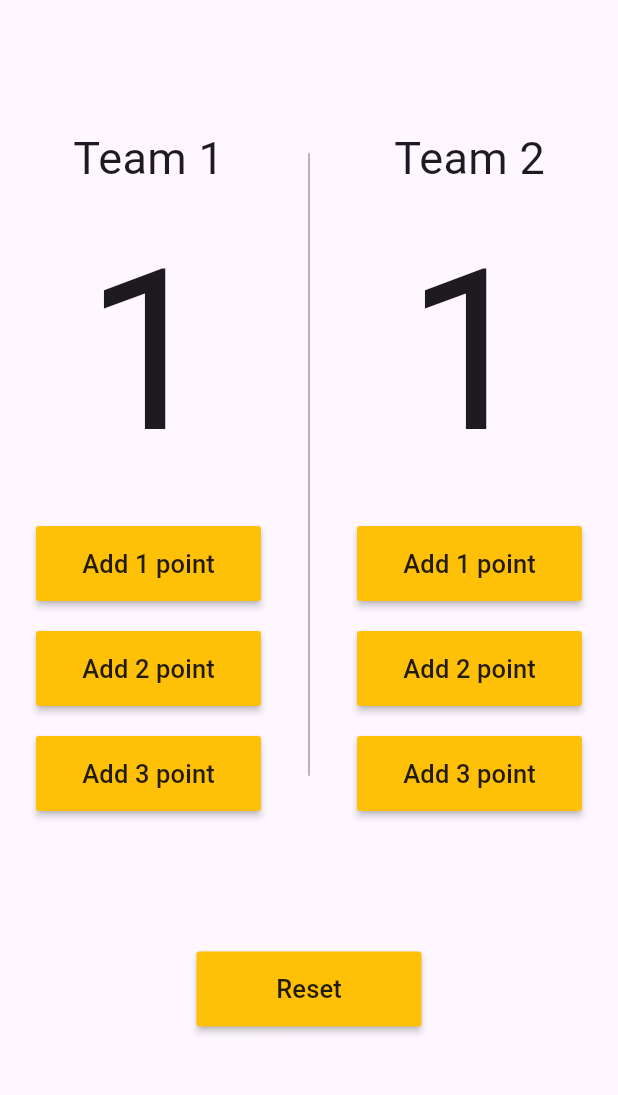
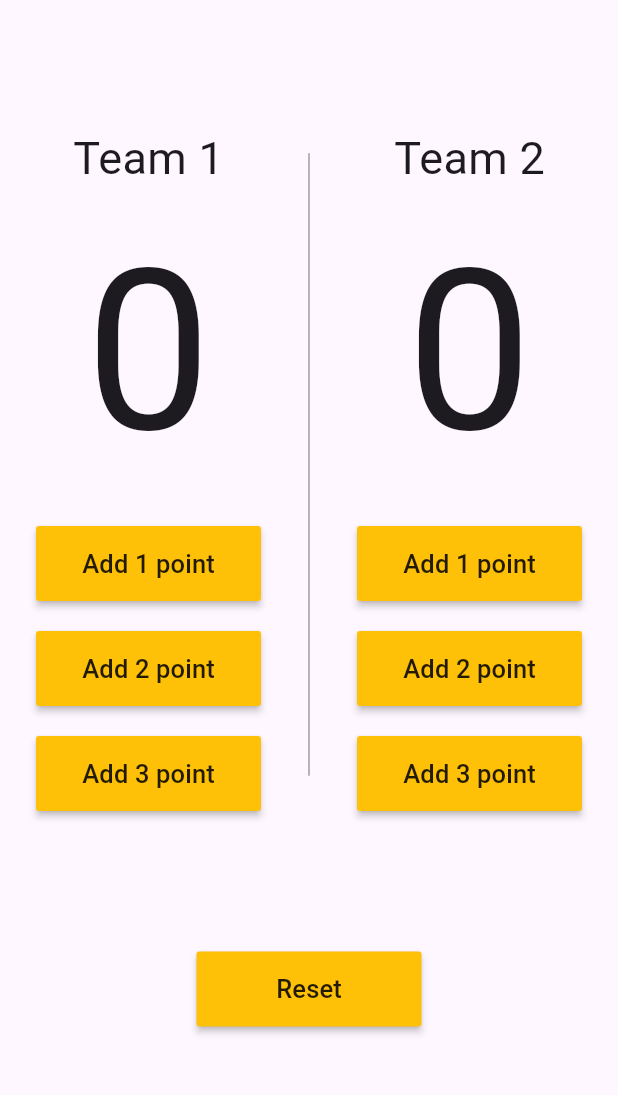
Before and after one commit to Ahmed-Hamouda1/Counter-App, a Flutter app: the screen it shows after launch, on a phone screen of 412 x 824 dp, the part 84-1179 px from its top. Run offline on Flutter 3.47's test engine with Material 3 defaults, Android fonts, the phone set to English and light mode, and no system bars.

Commit message:
Update functionality

```diff
--- a/lib/home_page.dart
+++ b/lib/home_page.dart
@@ -11,8 +11,8 @@ class MyApp extends StatefulWidget
 
 class _MyAppState extends State<MyApp>
 {
-  int pointsTeamOne=1;
-  int pointsTeamTwo=1;
+  int pointsTeamOne=0;
+  int pointsTeamTwo=0;
 
   @override
   Widget build(BuildContext context)
@@ -22,7 +22,7 @@ class _MyAppState extends State<MyApp>
       debugShowCheckedModeBanner: false,
       home: Scaffold
       (
-        appBar: AppBar(title: Text("Counter App"),backgroundColor: Colors.orange,),
+        appBar: AppBar(title: const Text("Counter App"),backgroundColor: Colors.orange,),
         body: Column
         (
           mainAxisAlignment: MainAxisAlignment.spaceEvenly,
@@ -34,7 +34,7 @@ class _MyAppState extends State<MyApp>
               children:
               [
                 TeamOne(pointsTeamOne: pointsTeamOne,),
-                SizedBox(height: 450, child: VerticalDivider(color: Colors.grey,indent: 10,endIndent: 25,thickness: 1,)),
+                const SizedBox(height: 450, child: VerticalDivider(color: Colors.grey,indent: 10,endIndent: 25,thickness: 1,)),
                 TeamTwo(pointsTeamTwo: pointsTeamTwo,),
               ],
             ),
@@ -44,7 +44,8 @@ class _MyAppState extends State<MyApp>
               {
                 setState(()
                 {
-                  pointsTeamOne=0;pointsTeamTwo=0;
+                  pointsTeamOne=0;
+                  pointsTeamTwo=0;
                 });
               },
               child: Text("Reset",style: TextStyle(fontSize: 17),),
```
